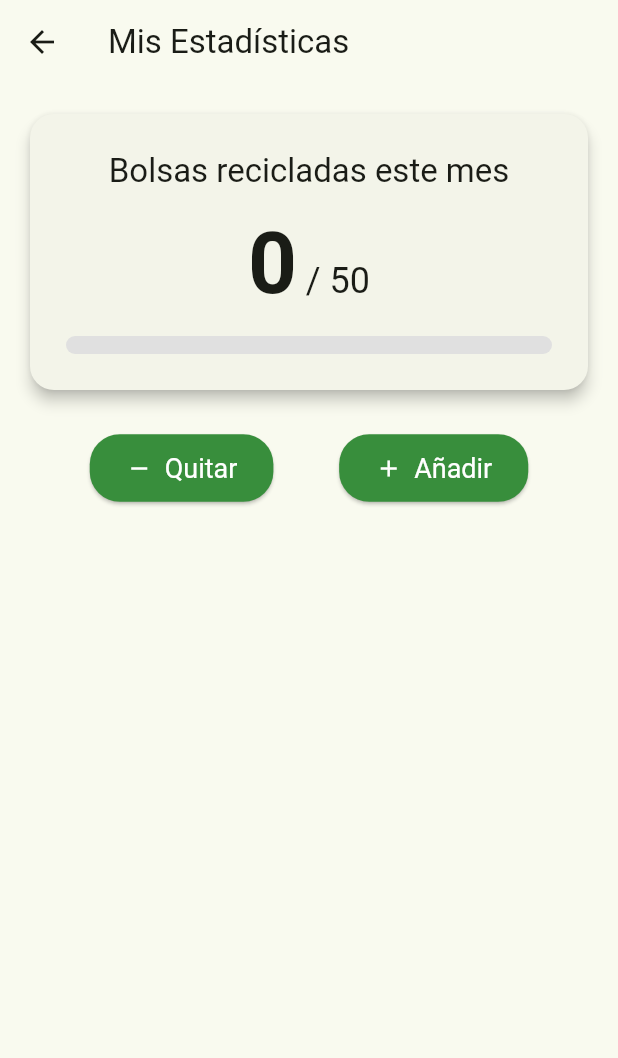
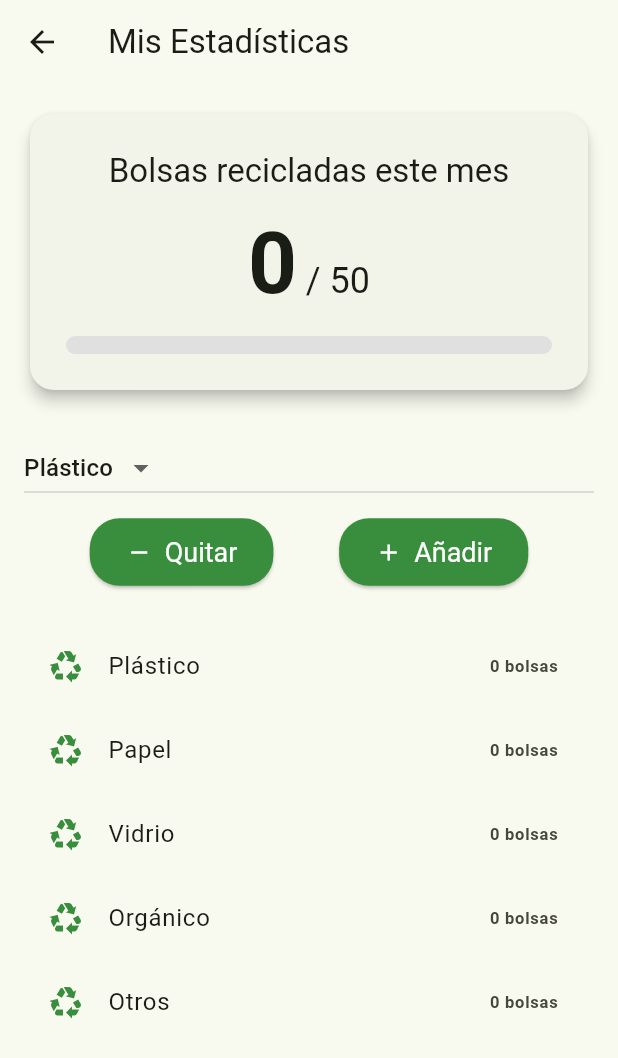
Before and after one commit to DavidGaSa/Eco_Ciudad, a Flutter app: the screen it shows after launch, after a tap on "Mis Estadísticas", on a phone screen of 412 x 824 dp. Shown: the top 1058 px of the screen. Run offline on Flutter 3.47's test engine with Material 3 defaults, Android fonts, the phone set to English and light mode, and no system bars; our stand-ins replace csv, flutter_map, latlong2.

Commit message:
Cambios Estadísticas y Principal

```diff
--- a/eco_ciudad/lib/main.dart
+++ b/eco_ciudad/lib/main.dart
@@ -2,6 +2,7 @@ import 'package:eco_ciudad/calendar.dart';
 import 'package:eco_ciudad/recycle.dart';
 import 'package:eco_ciudad/statistics.dart';
 import 'package:flutter/material.dart';
+// import 'package:flutter_paragraph/flutter_paragraph.dart';
 
 // Simulación de strings.xml
 class AppStrings {
@@ -56,15 +57,19 @@ class MainScreen extends StatelessWidget {
           mainAxisAlignment: MainAxisAlignment.center,
           children: [
             // Logo
-            Image.asset('assets/Eco-Ciudad-Logo.png', width: 410, height: 410),
-            const SizedBox(height: 24), // Espacio uniforme
+            Image.asset('assets/Eco-Ciudad-Logo.png', width: 350, height: 350),
+            // Espacio uniforme
             // Breve descripción
-            const Padding(
-              padding: EdgeInsets.symmetric(horizontal: 32.0),
-              child: Text(
-                'El reciclaje es esencial en el ciudado del planeta y la salud de los habitantes. Por eso presentamos Eco-Ciudad, una app para facilitar el reciclaje en tu ciudad al mismo tiempo que te motiva a llevar un control de tu impacto ambiental.',
-                textAlign: TextAlign.center,
-                style: TextStyle(fontSize: 18, color: Colors.black87),
+            const SizedBox(height: 8), // Espacio uniforme
+              // Breve descripción
+            Center(
+              child: Container(
+                width: 400,
+                child: const Text(
+                  'El reciclaje es esencial en el ciudado del planeta y la salud de los habitantes. Por eso presentamos Eco-Ciudad, una app para facilitar el reciclaje en tu ciudad al mismo tiempo que te motiva a llevar un control de tu impacto ambiental.',
+                  textAlign: TextAlign.justify,
+                  style: TextStyle(fontSize: 18, color: Colors.black87),
+                ),
               ),
             ),
             const SizedBox(height: 24), // Espacio uniforme
--- a/eco_ciudad/lib/statistics.dart
+++ b/eco_ciudad/lib/statistics.dart
@@ -7,27 +7,42 @@ class StatisticsPage extends StatefulWidget {
   State<StatisticsPage> createState() => _StatisticsPageState();
 }
 
+// ...existing code...
 class _StatisticsPageState extends State<StatisticsPage> {
-  int _recycleCount = 0;
   final int _monthlyGoal = 50; // Example monthly goal
+
+  // Tipos de residuos y su conteo
+  final Map<String, int> _recycleCounts = {
+    'Plástico': 0,
+    'Papel': 0,
+    'Vidrio': 0,
+    'Orgánico': 0,
+    'Otros': 0,
+  };
+
+  String _selectedType = 'Plástico';
 
   void _incrementRecycleCount() {
     setState(() {
-      _recycleCount++;
+      _recycleCounts[_selectedType] = (_recycleCounts[_selectedType] ?? 0) + 1;
     });
   }
 
   void _decrementRecycleCount() {
     setState(() {
-      if (_recycleCount > 0) {
-        _recycleCount--;
+      if ((_recycleCounts[_selectedType] ?? 0) > 0) {
+        _recycleCounts[_selectedType] = (_recycleCounts[_selectedType] ?? 0) - 1;
       }
     });
   }
 
+  int get _totalRecycleCount =>
+      _recycleCounts.values.fold(0, (sum, count) => sum + count);
+
   @override
   Widget build(BuildContext context) {
-    double progress = _monthlyGoal > 0 ? _recycleCount / _monthlyGoal : 0;
+    double progress =
+        _monthlyGoal > 0 ? _totalRecycleCount / _monthlyGoal : 0;
 
     return Scaffold(
       appBar: AppBar(
@@ -61,8 +76,10 @@ class _StatisticsPageState extends State<StatisticsPage> {
                       textBaseline: TextBaseline.alphabetic,
                       children: [
                         Text(
-                          '$_recycleCount',
-                          style: Theme.of(context).textTheme.displayLarge
+                          '$_totalRecycleCount',
+                          style: Theme.of(context)
+                              .textTheme
+                              .displayLarge
                               ?.copyWith(fontWeight: FontWeight.bold),
                         ),
                         Text(
@@ -88,6 +105,24 @@ class _StatisticsPageState extends State<StatisticsPage> {
               ),
             ),
             const SizedBox(height: 24),
+            // Selector de tipo de residuo
+            DropdownButton<String>(
+              value: _selectedType,
+              items: _recycleCounts.keys
+                  .map((type) => DropdownMenuItem(
+                        value: type,
+                        child: Text(type),
+                      ))
+                  .toList(),
+              onChanged: (value) {
+                if (value != null) {
+                  setState(() {
+                    _selectedType = value;
+                  });
+                }
+              },
+            ),
+            const SizedBox(height: 8),
             Row(
               mainAxisAlignment: MainAxisAlignment.spaceEvenly,
               children: [
@@ -121,9 +156,28 @@ class _StatisticsPageState extends State<StatisticsPage> {
                 ),
               ],
             ),
+            const SizedBox(height: 24),
+            // Tabla resumen por tipo
+            Expanded(
+              child: ListView(
+                children: _recycleCounts.entries
+                    .map(
+                      (entry) => ListTile(
+                        leading: Icon(Icons.recycling, color: Colors.green[700]),
+                        title: Text(entry.key),
+                        trailing: Text(
+                          '${entry.value} bolsas',
+                          style: const TextStyle(fontWeight: FontWeight.bold),
+                        ),
+                      ),
+                    )
+                    .toList(),
+              ),
+            ),
           ],
         ),
       ),
     );
   }
 }
+// ...existing code...
```
